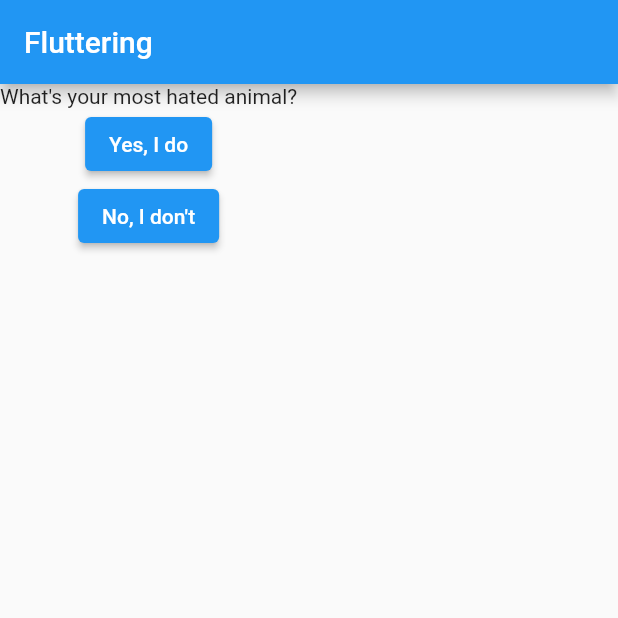
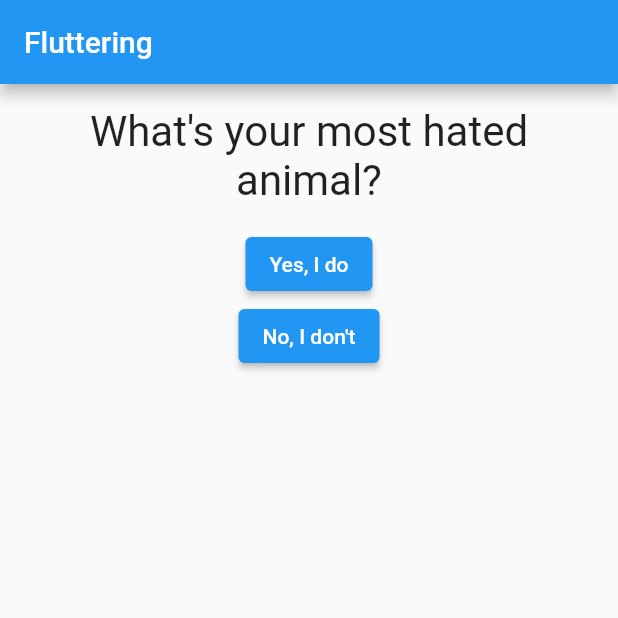
Before and after one commit to cqhung1412/quiz_app, a Flutter app: the screen it shows after launch, on a phone screen of 412 x 824 dp, the top half of it. Run offline on Flutter 3.47's test engine with Material 2 defaults, Android fonts, the phone set to English and light mode, and no system bars.

Commit message:
basic style

```diff
--- a/lib/question.dart
+++ b/lib/question.dart
@@ -7,6 +7,16 @@ class Question extends StatelessWidget {
 
   @override
   Widget build(BuildContext context) {
-    return Text(this._questionText);
+    return Container(
+      width: double.infinity,
+      margin: EdgeInsets.all(15),
+      child: Text(
+        this._questionText,
+        style: TextStyle(
+          fontSize: 28,
+        ),
+        textAlign: TextAlign.center,
+      ),
+    );
   }
 }
```
